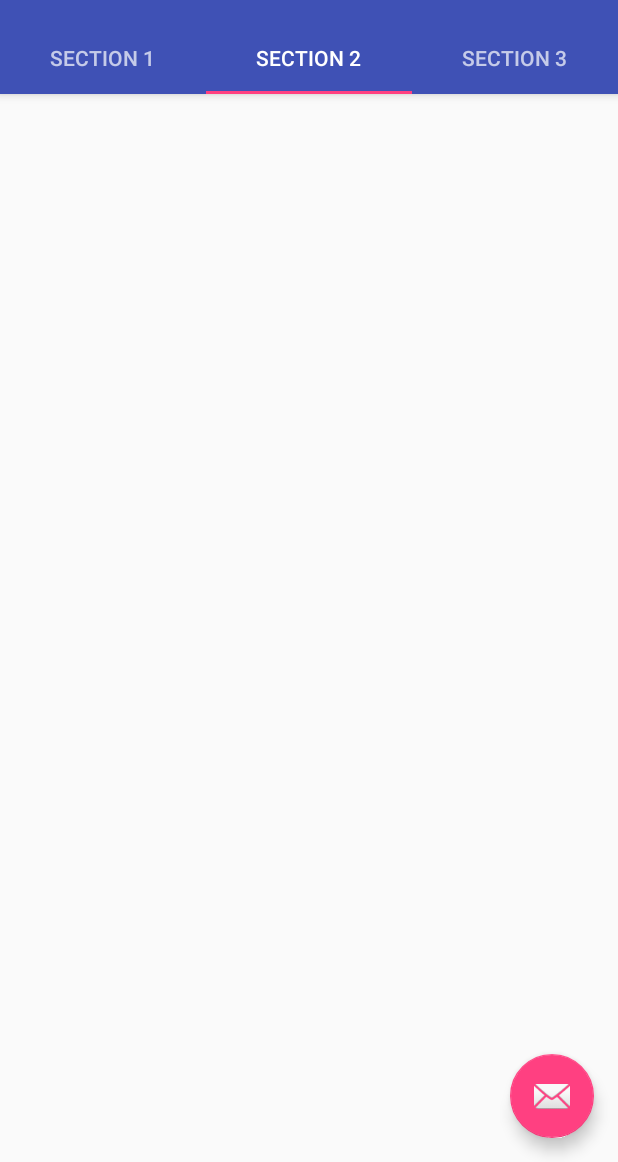
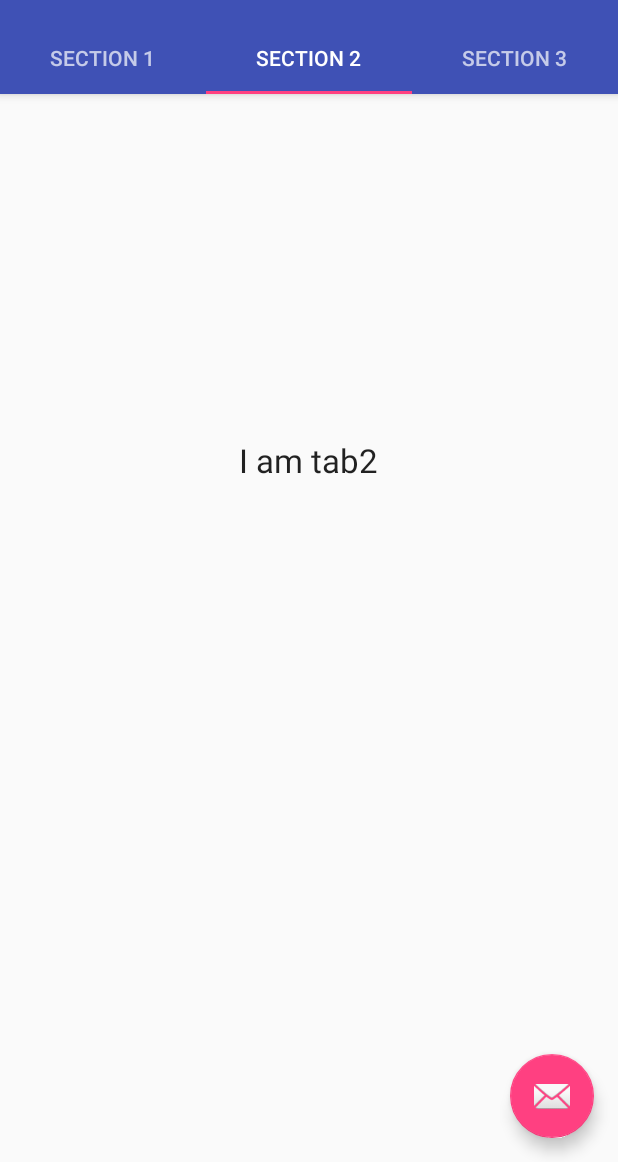
Before and after one commit to TineshShah/T_tabbed1, an Android app: the screen it shows after launch (TabTin), tab 2 chosen, on a phone screen of 412 x 824 dp, the part 74-1236 px from its top. Run offline under Robolectric (Android 15) with nearby library versions, the phone set to English and light mode, and no system bars.

Commit message:
tab2tab3

```diff
--- /dev/null
+++ b/app/src/main/java/com/example/tinesh/t_tabbed/Tab1.java
@@ -0,0 +1,20 @@
+package com.example.tinesh.t_tabbed;
+
+import android.support.v4.app.Fragment;
+import android.os.Bundle;
+import android.support.annotation.Nullable;
+import android.view.LayoutInflater;
+import android.view.View;
+import android.view.ViewGroup;
+
+/**
+ * Created by Tinesh on 5/29/2017.
+ */
+
+public class Tab1 extends Fragment {
+    @Nullable
+    @Override
+    public View onCreateView(LayoutInflater inflater, @Nullable ViewGroup container, Bundle savedInstanceState) {
+        return inflater.inflate(R.layout.tab1,container,false);
+    }
+}
--- /dev/null
+++ b/app/src/main/java/com/example/tinesh/t_tabbed/Tab2.java
@@ -0,0 +1,19 @@
+package com.example.tinesh.t_tabbed;
+import android.support.v4.app.Fragment;
+import android.os.Bundle;
+import android.support.annotation.Nullable;
+import android.view.LayoutInflater;
+import android.view.View;
+import android.view.ViewGroup;
+
+/**
+ * Created by Tinesh on 5/29/2017.
+ */
+
+public class Tab2 extends Fragment {
+    @Nullable
+    @Override
+    public View onCreateView(LayoutInflater inflater, @Nullable ViewGroup container, Bundle savedInstanceState) {
+        return inflater.inflate(R.layout.tab2,container,false);
+    }
+}
--- /dev/null
+++ b/app/src/main/java/com/example/tinesh/t_tabbed/Tab3.java
@@ -0,0 +1,20 @@
+package com.example.tinesh.t_tabbed;
+
+import android.support.v4.app.Fragment;
+import android.os.Bundle;
+import android.support.annotation.Nullable;
+import android.view.LayoutInflater;
+import android.view.View;
+import android.view.ViewGroup;
+
+/**
+ * Created by Tinesh on 5/29/2017.
+ */
+
+public class Tab3 extends Fragment {
+    @Nullable
+    @Override
+    public View onCreateView(LayoutInflater inflater, @Nullable ViewGroup container, Bundle savedInstanceState) {
+        return inflater.inflate(R.layout.tab3,container,false);
+    }
+}
--- a/app/src/main/java/com/example/tinesh/t_tabbed/TabTin.java
+++ b/app/src/main/java/com/example/tinesh/t_tabbed/TabTin.java
@@ -137,7 +137,19 @@ public class TabTin extends AppCompatActivity {
         public Fragment getItem(int position) {
             // getItem is called to instantiate the fragment for the given page.
             // Return a PlaceholderFragment (defined as a static inner class below).
-            return PlaceholderFragment.newInstance(position + 1);
+         switch(position)
+         {case 0:
+             Tab1 tab1=new Tab1();
+             return tab1;
+             case 1:
+             Tab2 tab2=new Tab2();
+             return tab2;
+             case 2:
+             Tab3 tab3=new Tab3();
+             return tab3;
+
+         }
+         return null;
         }
 
         @Override
--- a/app/src/main/res/layout/fragment_tab_tin.xml
+++ b/app/src/main/res/layout/fragment_tab_tin.xml
@@ -9,15 +9,8 @@
     tools:context="com.example.tinesh.t_tabbed.TabTin$PlaceholderFragment">
 
     <TextView
-        android:id="@+id/section_label1"
+        android:id="@+id/section_label"
         android:layout_width="wrap_content"
         android:layout_height="wrap_content" />
-    <TextView
-        android:id="@+id/section_label2"
-        android:layout_width="wrap_content"
-        android:layout_height="wrap_content" />
-    <TextView
-        android:id="@+id/section_label3"
-        android:layout_width="wrap_content"
-        android:layout_height="wrap_content" />
+
 </RelativeLayout>
--- /dev/null
+++ b/app/src/main/res/layout/tab2.xml
@@ -0,0 +1,14 @@
+<?xml version="1.0" encoding="utf-8"?>
+<RelativeLayout xmlns:android="http://schemas.android.com/apk/res/android"
+    android:layout_width="match_parent" android:layout_height="match_parent">
+
+    <TextView
+        android:textAppearance="@style/Base.TextAppearance.AppCompat.Large"
+        android:id="@+id/textView"
+        android:layout_width="wrap_content"
+        android:layout_height="wrap_content"
+        android:layout_alignParentTop="true"
+        android:layout_centerHorizontal="true"
+        android:layout_marginTop="229dp"
+        android:text="I am tab2" />
+</RelativeLayout>
```
Also changed, not shown: app/src/main/res/layout/tab1.xml (added, +14 -0 lines), app/src/main/res/layout/tab3.xml (added, +14 -0 lines).
